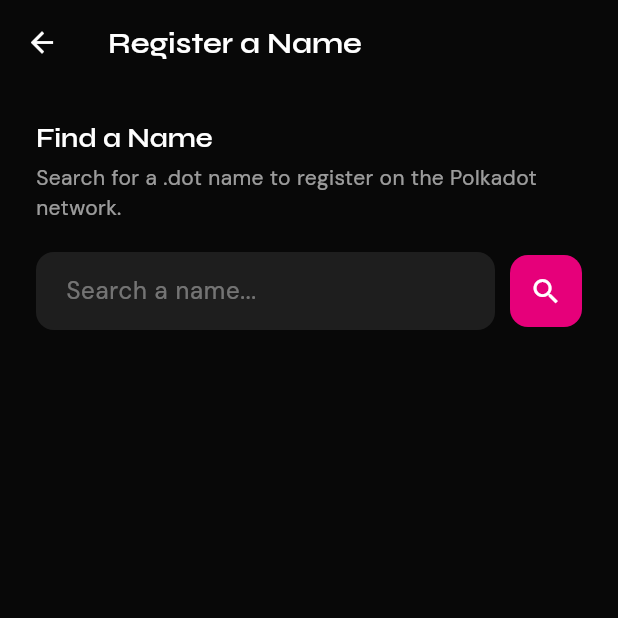
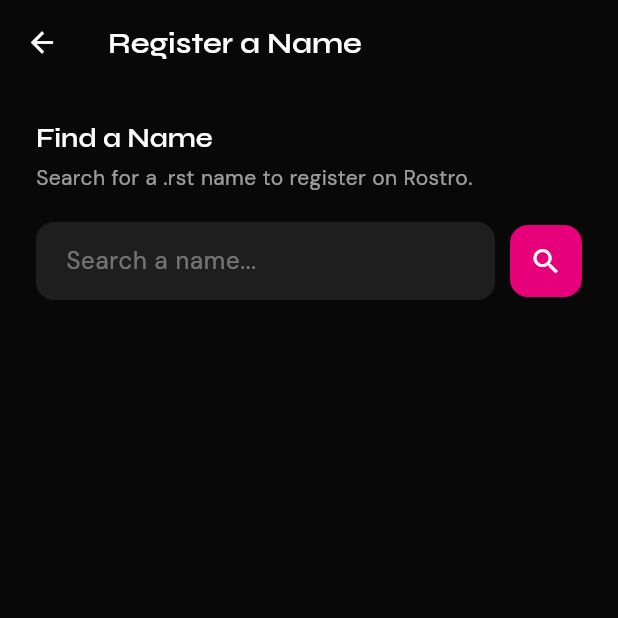
Before and after one commit to prodigalwon/dotwave, a Flutter app: the NameRegistrationScreen screen opened directly with empty values, on a phone screen of 412 x 824 dp, the top half of it. Run offline on Flutter 3.47's test engine with Material 3 defaults, Android fonts, the phone set to English and light mode, and no system bars; our stand-ins replace file_picker, flutter_secure_storage, google_fonts, google_sign_in, local_auth and 1 more; missing offline and left inert: dart:ffi, flutter_rust_bridge, googleapis, no_screenshot, webdav_client; accounts and stored records are empty.

Commit message:
dotwave: re-home app from Polkadot/Paseo to Rostro
- RPC config -> single Rostro lab node (ws://127.0.0.1:9954); drop
  Polkadot/Paseo/Kusama/Westend + Asset Hub endpoints
- collapse home balance to RST-only (Asset Hub / USDT / USDC culled)
- DOT -> RST, .dot -> .rst across live UI; fix send-by-name to resolve
  by bare name (matches chat convention)
- rebrand copy to Rostro; hide faucet + governance entry points
  (screens kept dormant pending testnet infra)
- prune Explore tab: drop culled Parachains/Bridge/Auctions tiles
- repoint zkpki spoof-defense debug screen to Rostro / Stage 5d driver

Co-Authored-By: Claude Opus 4.8 (1M context) <noreply@anthropic.com>

```diff
--- a/lib/config/rpc_endpoints.dart
+++ b/lib/config/rpc_endpoints.dart
@@ -2,57 +2,46 @@
 ///
 /// Screens and services reference [RpcEndpoints] constants rather
 /// than hardcoding URLs inline. When the chain we're pointed at
-/// changes (testnet ↔ mainnet, localhost ↔ deployed), update here
-/// once and every caller moves together.
+/// changes (lab ↔ deployed testnet), update here once and every
+/// caller moves together.
 ///
 /// Rule of thumb: any WebSocket URL that lives in more than one
 /// screen belongs here. One-offs can stay inline if they're genuinely
 /// one-off.
+///
+/// dotwave's home is Rostro (rostro.org). Rostro's public
+/// infrastructure is not built out yet — there is no `rpc.rostro.org`
+/// today — so every endpoint below points at the local Rostro lab
+/// node. When the public testnet stands up, the lab address is
+/// replaced by the `rpc.rostro.org` family noted in the comments.
 class RpcEndpoints {
-  /// pns-node chain — authoritative for PNS pallets (registrar,
-  /// resolvers, marketplace, price oracle) and the home account
-  /// balance + extrinsic submission path.
+  /// Rostro chain node — authoritative for PNS pallets (registrar,
+  /// resolvers, marketplace, price oracle), the home account balance,
+  /// and the extrinsic submission path.
   ///
-  /// Canonical subdomain naming family on substrate.icu:
-  ///   rpc.substrate.icu        → pns-node (current)
-  ///   paseorpc.substrate.icu   → Paseo vanilla (future)
-  ///   dotrpc.substrate.icu     → Polkadot mainnet
-  ///   dotahrpc.substrate.icu   → Polkadot Asset Hub
-  ///   kusrpc.substrate.icu     → Kusama
-  ///   kusahrpc.substrate.icu   → Kusama Asset Hub
-  ///   westrpc.substrate.icu    → Westend
-  ///
-  /// Local dev node override is the developer's responsibility — set
-  /// via an environment flag if we ever add one.
-  static const pnsNode = 'wss://rpc.substrate.icu';
+  /// Current: local Rostro lab node over plain ws (loopback, no TLS).
+  /// Future public default: `wss://rpc.rostro.org`.
+  static const chain = 'ws://127.0.0.1:9954';
+
+  /// Back-compat alias. Older screens reference [pnsNode]; the Rostro
+  /// chain node serves the PNS pallets, so it resolves to [chain].
+  static const pnsNode = chain;
 
   /// Chat relay node — the gemini-node this device dispatches encrypted
   /// envelopes through (`chat_send_envelope`) and pulls shares from
   /// (`chat_fetch_shares`). The same node serves chain + chat RPC, so
-  /// this defaults to [pnsNode]; in the lab it's overridden per-device
-  /// to a LAN node laptop's address via the in-app node setting
+  /// this defaults to [chain]; in the lab it can be overridden per-device
+  /// to a LAN node's address via the in-app node setting
   /// (`ChatStore.nodeRpc`).
-  static const chatNode = pnsNode;
+  static const chatNode = chain;
 
-  /// Polkadot Asset Hub — non-DOT asset balances (USDT, USDC, etc.).
-  /// Not PNS-related; a pure Polkadot ecosystem lookup.
-  ///
-  /// TODO(nginx): move to `wss://dotahrpc.substrate.icu` once the
-  /// subdomain is provisioned. Keeps all chain traffic on our
-  /// infrastructure rather than a third-party public endpoint.
-  static const assetHub = 'wss://asset-hub-polkadot.dotters.network';
-
-  /// Polkadot mainnet RPC — used by the governance screen for
-  /// read-only display of live referenda. dotwave does not submit
-  /// votes here; the screen is observational.
-  ///
-  /// TODO(nginx): move to `wss://dotrpc.substrate.icu` once the
-  /// subdomain is provisioned.
-  ///
-  /// TODO(beta launch): for the Paseo-targeted public beta we either
-  /// (a) point this at Paseo so users see testnet referenda matching
-  /// the chain they're transacting on, or (b) clearly label the
-  /// governance screen as "live Polkadot view" while keeping the rest
-  /// of the app on Paseo.
-  static const polkadotMainnet = 'wss://rpc.polkadot.io';
+  // --- DORMANT (pending Rostro public testnet) ---------------------
+  //
+  // The governance screen is hidden in the live app: Rostro has no
+  // referendum indexer yet, and on-chain governance is out of scope
+  // until testnet. The screen code is kept dormant in-repo and the
+  // constant below is retained only so it continues to compile. It is
+  // NOT used by any reachable screen and must be repointed at a Rostro
+  // indexer before governance is re-enabled. Do not wire new code to it.
+  static const governanceIndexer = 'wss://rpc.rostro.org';
 }
--- a/lib/main.dart
+++ b/lib/main.dart
@@ -174,7 +174,7 @@ class OnboardingScreen extends StatelessWidget {
               ),
               const SizedBox(height: 20),
               Text(
-                'Your gateway to the Polkadot ecosystem.',
+                'Your gateway to Rostro.',
                 style: GoogleFonts.dmSans(
                   fontSize: 16,
                   color: AppTheme.textSecondary,
@@ -795,7 +795,7 @@ class PickNamePromptScreen extends StatelessWidget {
                 children: [
                   Flexible(
                     child: Text(
-                      'Your .dot name is how people find you on Polkadot — send DOT, message friends, and unlock dApps, all without a long address.',
+                      'Your .rst name is how people find you on Rostro — send RST and message friends, all without a long address.',
                       style: GoogleFonts.dmSans(
                         fontSize: 15,
                         color: AppTheme.textSecondary,
@@ -807,7 +807,7 @@ class PickNamePromptScreen extends StatelessWidget {
                   const SizedBox(width: 6),
                   Tooltip(
                     message:
-                        'Friends and family can send you DOT by typing yourname.dot instead of your 48-character address. Your name also unlocks identity features, governance tools, and other dApps across the Polkadot ecosystem.',
+                        'Friends and family can send you RST by typing yourname.rst instead of your 48-character address. Your name is also your identity across Rostro.',
                     preferBelow: true,
                     triggerMode: TooltipTriggerMode.tap,
                     child: const Icon(Icons.info_outline,
--- a/lib/screens/name_registration_screen.dart
+++ b/lib/screens/name_registration_screen.dart
@@ -135,7 +135,7 @@ class _NameRegistrationScreenState extends State<NameRegistrationScreen> {
         transactionType: 'Name Registration (Gift)',
         rpcUrl: _rpcUrl,
         rows: [
-          TxRow('Name', '$name.dot'),
+          TxRow('Name', '$name.rst'),
           TxRow(
               'Recipient',
               '${recipient.substring(0, 6)}'
@@ -151,7 +151,7 @@ class _NameRegistrationScreenState extends State<NameRegistrationScreen> {
           final existing = await RustLib.instance.api
               .crateCoreResolveAddressToName(
                   address: recipient, rpcUrl: _rpcUrl);
-          if (existing != null) return 'Recipient already owns $existing.dot';
+          if (existing != null) return 'Recipient already owns $existing.rst';
           return null;
         },
         onConfirm: (phrase) => RustLib.instance.api.crateCoreRegisterNameFor(
@@ -249,7 +249,7 @@ class _NameRegistrationScreenState extends State<NameRegistrationScreen> {
             transactionType: 'Name Purchase',
             rpcUrl: _rpcUrl,
             rows: [
-              TxRow('Name', '$name.dot'),
+              TxRow('Name', '$name.rst'),
               TxRow(
                   'Seller',
                   '${listing.seller.substring(0, 6)}'
@@ -315,7 +315,7 @@ class _NameRegistrationScreenState extends State<NameRegistrationScreen> {
               ),
               const SizedBox(height: 4),
               Text(
-                'Search for a .dot name to register on the Polkadot network.',
+                'Search for a .rst name to register on Rostro.',
                 style: Theme.of(context).textTheme.bodyMedium?.copyWith(
                       color: Colors.white60,
                     ),
@@ -425,7 +425,7 @@ class _NameRegistrationScreenState extends State<NameRegistrationScreen> {
                         const SizedBox(width: 10),
                         Expanded(
                           child: Text(
-                            'You already own $_ownedName.dot',
+                            'You already own $_ownedName.rst',
                             style: const TextStyle(
                                 color: Colors.orange, fontSize: 13),
                           ),
@@ -466,7 +466,7 @@ class _NameRegistrationScreenState extends State<NameRegistrationScreen> {
                             transactionType: 'Name Registration',
                             rpcUrl: _rpcUrl,
                             rows: [
-                              TxRow('Name', '$name.dot'),
+                              TxRow('Name', '$name.rst'),
                             ],
                             costLabel: 'Registration Fee',
                             loadCost: () =>
@@ -486,7 +486,7 @@ class _NameRegistrationScreenState extends State<NameRegistrationScreen> {
                                       address: widget.address,
                                       rpcUrl: _rpcUrl);
                               if (existing != null) {
-                                return 'You already own $existing.dot';
+                                return 'You already own $existing.rst';
                               }
                               return null;
                             },
@@ -607,16 +607,16 @@ class _ForSaleDialog extends StatelessWidget {
 
   const _ForSaleDialog({required this.name, required this.listing});
 
-  static const _dotDecimals = 12;
+  static const _rstDecimals = 12;
 
-  String _formatDot(String planck) {
+  String _formatRst(String planck) {
     final value = BigInt.parse(planck);
-    final divisor = BigInt.from(10).pow(_dotDecimals);
+    final divisor = BigInt.from(10).pow(_rstDecimals);
     final whole = value ~/ divisor;
     final frac = ((value % divisor) * BigInt.from(1000) ~/ divisor)
         .toString()
         .padLeft(3, '0');
-    return '$whole.$frac DOT';
+    return '$whole.$frac RST';
   }
 
   @override
@@ -636,7 +636,7 @@ class _ForSaleDialog extends StatelessWidget {
           crossAxisAlignment: CrossAxisAlignment.start,
           children: [
             Text(
-              '$name.dot',
+              '$name.rst',
               style: const TextStyle(
                   color: Colors.white,
                   fontSize: 22,
@@ -648,7 +648,7 @@ class _ForSaleDialog extends StatelessWidget {
             const SizedBox(height: 20),
             const Divider(color: Colors.white12),
             const SizedBox(height: 16),
-            _row('Asking Price', _formatDot(listing.price),
+            _row('Asking Price', _formatRst(listing.price),
                 valueColor: const Color(0xFFE6007A)),
             const SizedBox(height: 10),
             _row('Seller', truncatedSeller),
@@ -760,7 +760,7 @@ class _SearchForFunBlade extends StatelessWidget {
                   ),
                   const SizedBox(height: 20),
                   Text(
-                    "You're $ownedName.dot",
+                    "You're $ownedName.rst",
                     style: const TextStyle(
                         color: Colors.white,
                         fontSize: 22,
@@ -950,7 +950,7 @@ class _GiftNameBladeState extends State<_GiftNameBlade> {
                   const SizedBox(height: 20),
                   Center(
                     child: Text(
-                      'Register ${widget.name}.dot for someone else',
+                      'Register ${widget.name}.rst for someone else',
                       textAlign: TextAlign.center,
                       style: const TextStyle(
                           color: Colors.white,
@@ -961,7 +961,7 @@ class _GiftNameBladeState extends State<_GiftNameBlade> {
                   const SizedBox(height: 6),
                   Center(
                     child: Text(
-                      "You're ${widget.ownedName}.dot",
+                      "You're ${widget.ownedName}.rst",
                       style: const TextStyle(
                           color: Colors.white54, fontSize: 14),
                     ),
@@ -1046,7 +1046,7 @@ class _GiftNameBladeState extends State<_GiftNameBlade> {
                           const SizedBox(width: 10),
                           Expanded(
                             child: Text(
-                              'This address already owns $_takenByName.dot',
+                              'This address already owns $_takenByName.rst',
                               style: const TextStyle(
                                   color: Colors.orange, fontSize: 13),
                             ),
--- a/lib/screens/profile_tab.dart
+++ b/lib/screens/profile_tab.dart
@@ -89,7 +89,7 @@ class ProfileTab extends StatelessWidget {
           _SettingsTile(
             icon: Icons.badge_outlined,
             label: 'Register a Name',
-            subtitle: 'Claim your .dot name',
+            subtitle: 'Claim your .rst name',
             onTap: () => Navigator.push(
               context,
               MaterialPageRoute(
--- a/lib/screens/receive_screen.dart
+++ b/lib/screens/receive_screen.dart
@@ -12,7 +12,7 @@ class ReceiveScreen extends StatelessWidget {
       backgroundColor: const Color(0xFF0D0D0D),
       appBar: AppBar(
         backgroundColor: const Color(0xFF0D0D0D),
-        title: const Text('Receive DOT'),
+        title: const Text('Receive RST'),
       ),
       body: SafeArea(
         child: Padding(
--- a/lib/screens/referendum_detail_screen.dart
+++ b/lib/screens/referendum_detail_screen.dart
@@ -64,7 +64,8 @@ bool _isActiveReferendum(String status) {
 
 class _ReferendumDetailScreenState extends State<ReferendumDetailScreen> {
   static const _base = 'https://polkadot-api.subsquare.io';
-  static const _mainnetRpc = RpcEndpoints.polkadotMainnet;
+  // DORMANT: governance is hidden pending a Rostro referendum indexer.
+  static const _mainnetRpc = RpcEndpoints.governanceIndexer;
 
   String? _body;
   List<_Comment> _comments = [];
--- a/lib/screens/send_screen.dart
+++ b/lib/screens/send_screen.dart
@@ -15,7 +15,7 @@ class SendScreen extends StatefulWidget {
 
 class _SendScreenState extends State<SendScreen> {
   static const _rpcUrl = RpcEndpoints.pnsNode;
-  static const _dotDecimals = 12;
+  static const _rstDecimals = 12;
 
   final _recipientController = TextEditingController();
   final _amountController = TextEditingController();
@@ -28,8 +28,13 @@ class _SendScreenState extends State<SendScreen> {
   bool? _verified;
   String? _verifyError;
 
-  bool get _isDotName =>
-      _recipientController.text.trim().toLowerCase().endsWith('.dot');
+  bool get _isRstName =>
+      _recipientController.text.trim().toLowerCase().endsWith('.rst');
+
+  /// Recipient text with any trailing ".rst" stripped — PNS resolves by
+  /// the bare name, the suffix is display-only (matches the chat path).
+  String get _bareRecipientName =>
+      _recipientController.text.trim().replaceFirst(RegExp(r'\.rst$'), '');
 
   bool get _isSelf =>
       _effectiveRecipient.isNotEmpty &&
@@ -39,7 +44,7 @@ class _SendScreenState extends State<SendScreen> {
     final recipient = _recipientController.text.trim();
     final amount = _amountController.text.trim();
     if (recipient.isEmpty || amount.isEmpty) return false;
-    if (_isDotName && _resolved == null) return false;
+    if (_isRstName && _resolved == null) return false;
     if (_isSelf) return false;
     return true;
   }
@@ -66,7 +71,7 @@ class _SendScreenState extends State<SendScreen> {
   }
 
   Future<void> _lookupName() async {
-    final name = _recipientController.text.trim();
+    final name = _bareRecipientName;
     setState(() {
       _resolvingName = true;
       _recipientError = null;
@@ -106,7 +111,7 @@ class _SendScreenState extends State<SendScreen> {
     setState(() { _verifying = true; _verifyError = null; });
     try {
       final ok = await RustLib.instance.api.crateCoreVerifyNameOwnership(
-        name: _recipientController.text.trim(),
+        name: _bareRecipientName,
         blockHashHex: resolved.blockHash,
         expectedOwner: resolved.owner,
         rpcUrl: _rpcUrl,
@@ -129,31 +134,31 @@ class _SendScreenState extends State<SendScreen> {
 
   String _formatPlanck(String planck) {
     final value = BigInt.parse(planck);
-    final divisor = BigInt.from(10).pow(_dotDecimals);
+    final divisor = BigInt.from(10).pow(_rstDecimals);
     final whole = value ~/ divisor;
     final frac = ((value % divisor) * BigInt.from(1000) ~/ divisor)
         .toString()
         .padLeft(3, '0');
-    return '$whole.$frac DOT';
+    return '$whole.$frac RST';
   }
 
   String _truncate(String address) =>
       '${address.substring(0, 8)}...${address.substring(address.length - 6)}';
 
-  BigInt? _parseDotAmount(String input) {
+  BigInt? _parseRstAmount(String input) {
     try {
       final parts = input.split('.');
       final whole = BigInt.parse(parts[0]);
       final frac = parts.length > 1 ? parts[1] : '';
-      final fracPadded = frac.padRight(_dotDecimals, '0').substring(0, _dotDecimals);
-      return whole * BigInt.from(10).pow(_dotDecimals) + BigInt.parse(fracPadded);
+      final fracPadded = frac.padRight(_rstDecimals, '0').substring(0, _rstDecimals);
+      return whole * BigInt.from(10).pow(_rstDecimals) + BigInt.parse(fracPadded);
     } catch (_) {
       return null;
     }
   }
 
   void _openSendBlade() {
-    final amountPlanck = _parseDotAmount(_amountController.text.trim());
+    final amountPlanck = _parseRstAmount(_amountController.text.trim());
     if (amountPlanck == null || amountPlanck <= BigInt.zero) {
       ScaffoldMessenger.of(context).showSnackBar(
         const SnackBar(content: Text('Enter a valid amount')),
@@ -163,7 +168,7 @@ class _SendScreenState extends State<SendScreen> {
 
     final to = _effectiveRecipient;
     final amountStr = amountPlanck.toString();
-    final displayName = _isDotName
+    final displayName = _isRstName
         ? _recipientController.text.trim()
         : _truncate(to);
 
@@ -174,10 +179,10 @@ class _SendScreenState extends State<SendScreen> {
         rpcUrl: _rpcUrl,
         rows: [
           TxRow('To', displayName),
-          if (_isDotName && _resolved != null)
+          if (_isRstName && _resolved != null)
             TxRow('Address', _truncate(_resolved!.owner),
                 valueColor: Colors.white54),
-          TxRow('Network', 'Polkadot'),
+          TxRow('Network', 'Rostro'),
         ],
         costLabel: 'Amount',
         loadCost: () async => amountStr,
@@ -220,9 +225,9 @@ class _SendScreenState extends State<SendScreen> {
                       controller: _recipientController,
                       style: const TextStyle(color: Colors.white),
                       onChanged: _onRecipientChanged,
-                      onSubmitted: (_) { if (_isDotName) _lookupName(); },
+                      onSubmitted: (_) { if (_isRstName) _lookupName(); },
                       decoration: InputDecoration(
-                        hintText: 'SS58 address or name.dot',
+                        hintText: 'SS58 address or name.rst',
                         hintStyle: const TextStyle(color: Colors.white24),
                         filled: true,
                         fillColor: const Color(0xFF1E1E1E),
@@ -243,7 +248,7 @@ class _SendScreenState extends State<SendScreen> {
                         ),
                         contentPadding: const EdgeInsets.symmetric(
                             horizontal: 16, vertical: 14),
-                        suffixIcon: _isDotName && _resolved == null
+                        suffixIcon: _isRstName && _resolved == null
                             ? IconButton(
                                 icon: _resolvingName
                                     ? const SizedBox(
@@ -404,7 +409,7 @@ class _SendScreenState extends State<SendScreen> {
                 decoration: InputDecoration(
                   hintText: '0.000',
                   hintStyle: const TextStyle(color: Colors.white24),
-                  suffixText: 'DOT',
+                  suffixText: 'RST',
                   suffixStyle: const TextStyle(
                       color: Colors.white54, fontWeight: FontWeight.w600),
                   filled: true,
--- a/lib/screens/zkpki_spoof_defense_test_screen.dart
+++ b/lib/screens/zkpki_spoof_defense_test_screen.dart
@@ -23,6 +23,7 @@ import 'package:qr_flutter/qr_flutter.dart';
 
 import '../bridge/bridge_generated.dart/core.dart' as bridge;
 import '../bridge/bridge_generated.dart/frb_generated.dart' show RustLib;
+import '../config/rpc_endpoints.dart';
 import '../services/zkpki_ceremony_service.dart';
 
 class ZkPkiSpoofDefenseTestScreen extends StatefulWidget {
@@ -44,9 +45,10 @@ class _ZkPkiSpoofDefenseTestScreenState
   ZkPkiCeremonyResult? _lastCeremony;
 
   // ── Stage 4c state ─────────────────────────────────────────────
-  /// Target paseo-node dev URL. Default points at local dev mode.
+  /// Target Rostro node dev URL. Defaults to the local Rostro lab node
+  /// ([RpcEndpoints.chain]); editable for pointing at another lab node.
   final TextEditingController _rpcUrlController =
-      TextEditingController(text: 'ws://127.0.0.1:9944');
+      TextEditingController(text: RpcEndpoints.chain);
   /// Signer seed phrase for submitting extrinsics. Default is Alice
   /// (dev-mode sudo + funded account).
   final TextEditingController _phraseController =
@@ -60,8 +62,8 @@ class _ZkPkiSpoofDefenseTestScreenState
   // ── Stage 5e cert lifecycle inputs ─────────────────────────────
   /// `contract_nonce` — 32-byte hex from the issuer's `offerContract`
   /// `ContractOffered` event. Issuer-side admin work happens off-device
-  /// (polkadot-js or the Stage 5d driver); this field is where the
-  /// operator pastes the result.
+  /// (the Stage 5d driver); this field is where the operator pastes the
+  /// result.
   final TextEditingController _contractNonceController = TextEditingController();
   /// `offer_created_at_block` — u32 block number of the same offerContract
   /// extrinsic. Decimal, no `0x`.
@@ -150,7 +152,7 @@ class _ZkPkiSpoofDefenseTestScreenState
         'bindingProofContext="${result.bindingProofContext}"',
         'certKeyAlias="${result.certKeyAlias}"',
         '',
-        '── Raw bytes (hex) for paseo-runtime mint_cert payload ──',
+        '── Raw bytes (hex) for Rostro-runtime mint_cert payload ──',
         'challenge          = 0x${_bytesHex(challenge)}',
         'cert_ec_public     = 0x${_bytesHex(result.publicKeyBytes)}',
         'hmac_binding_out   = 0x${_bytesHex(result.hmacBindingOutput)}',
@@ -446,9 +448,9 @@ class _ZkPkiSpoofDefenseTestScreenState
   /// Stage 4c.1: Run the one-time in-Rust trusted setup for the mime-wrap
   /// circuit. Produces a (pk, vk) pair from a deterministic RNG — the pk
   /// is cached in Rust process memory for subsequent proof-gen calls, and
-  /// the vk hex is surfaced here for Tony to paste into polkadot-js +
+  /// the vk hex is surfaced here to paste into the Stage 5d driver and
   /// submit via `Sudo.sudo(ZkPkiMimeWrap.set_verifying_key(...))` on
-  /// paseo-node.
+  /// the Rostro node.
   ///
   /// First call does the heavy work (30-60s on S20 expected); subsequent
   /// calls hit the cache and return in milliseconds.
@@ -493,7 +495,7 @@ class _ZkPkiSpoofDefenseTestScreenState
 
       // Stage 5e: auto-submit `zkPki.set_mime_wrap_vk(vk)` if phrase + URL
       // fields are populated. Replaces the Stage 4c.1 "copy hex into
-      // polkadot-js" workflow now that the integrated pallet accepts a
+      // the Stage 5d driver" workflow now that the integrated pallet accepts a
       // signed extrinsic (no sudo needed in PoC trust model).
       if (result.success && _phraseController.text.trim().isNotEmpty) {
         try {
@@ -513,7 +515,7 @@ class _ZkPkiSpoofDefenseTestScreenState
             '── on-chain submit failed (paste VK manually instead) ──',
             'error: $e',
             '',
-            '── VK hex for manual install via polkadot-js ──',
+            '── VK hex for manual install via the Stage 5d driver ──',
             '0x${result.vkBytesHex}',
           ]);
         }
@@ -569,7 +571,7 @@ class _ZkPkiSpoofDefenseTestScreenState
   ///     was made to.
   ///
   /// On success the cert thumbprint is read off the `CertMinted` event
-  /// (operator-side via polkadot-js for now) and pasted into the
+  /// (operator-side via the Stage 5d driver for now) and pasted into the
   /// thumbprint field for the next step.
   Future<void> _runMintCert() async {
     if (_busy) return;
@@ -687,7 +689,7 @@ class _ZkPkiSpoofDefenseTestScreenState
           'cert_ec SEC1  = 0x${_bytesHex(certEcSec1)}',
           'attest SEC1   = 0x${_bytesHex(attestEcSec1)}',
           '',
-          'Read CertMinted event from polkadot-js → System → Events to',
+          'Read CertMinted event from the chain (System → Events) to',
           'pick up the cert thumbprint, then paste into the field above.',
         ].join('\n'),
         elapsed: DateTime.now().difference(started),
@@ -1216,7 +1218,7 @@ class _LogEntry {
 }
 
 /// Stage 4c end-to-end panel: RPC URL + signer phrase inputs, plus the
-/// register + sign buttons that exercise the paseo-node extrinsics.
+/// register + sign buttons that exercise the Rostro node extrinsics.
 ///
 /// Laid out compactly under the probe-button row so the log area stays
 /// visible for reading results as tests run. Not a shipping-UI surface.
@@ -1270,7 +1272,7 @@ class _Stage4cPanel extends StatelessWidget {
         crossAxisAlignment: CrossAxisAlignment.stretch,
         children: [
           const Text(
-            'Stage 4c: end-to-end against paseo-node',
+            'Stage 4c: end-to-end against the Rostro node',
             style: TextStyle(
               color: Color(0xFF10B981),
               fontSize: 12,
--- a/lib/widgets/transaction_blade.dart
+++ b/lib/widgets/transaction_blade.dart
@@ -128,7 +128,7 @@ class _TransactionBladeState extends State<TransactionBlade> {
     final frac = ((value % divisor) * BigInt.from(1000) ~/ divisor)
         .toString()
         .padLeft(3, '0');
-    return '$whole.$frac DOT';
+    return '$whole.$frac RST';
   }
 
   Future<void> _onSubmit() async {
```
Also changed, not shown: lib/screens/explore_tab.dart (+17 -42 lines), lib/screens/home_tab.dart (+20 -106 lines).
